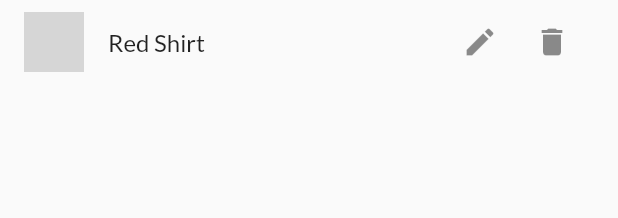
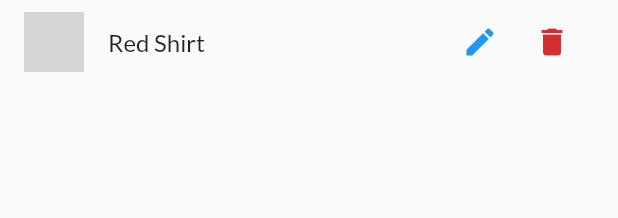
Before and after one commit to mechztcc/flutter-shop, a Flutter app: the ProductItem widget shown alone on an empty page, opened directly with sample values from the repository, on a phone screen of 412 x 824 dp. Shown: the top 218 px of the screen. Run offline on Flutter 3.47's test engine with Material 2 defaults, Android fonts, the phone set to English and light mode, and no system bars; network calls fail; grey boxes are pictures that could not be loaded.

```diff
--- a/lib/components/product_item.dart
+++ b/lib/components/product_item.dart
@@ -18,13 +18,13 @@ class ProductItem extends StatelessWidget {
           child: Row(
             children: [
               IconButton(
-                onPressed: () {},
-                icon: Icon(Icons.edit),
-              ),
+                  onPressed: () {},
+                  icon: Icon(Icons.edit),
+                  color: Theme.of(context).primaryColor),
               IconButton(
-                onPressed: () {},
-                icon: Icon(Icons.delete),
-              ),
+                  onPressed: () {},
+                  icon: Icon(Icons.delete),
+                  color: Theme.of(context).errorColor),
             ],
           ),
         ));
--- a/lib/main.dart
+++ b/lib/main.dart
@@ -6,6 +6,7 @@ import 'package:shop/utils/app_routes.dart';
 import 'package:shop/views/cart_page.dart';
 import 'package:shop/views/order_page.dart';
 import 'package:shop/views/product_detail_page.dart';
+import 'package:shop/views/product_form_page.dart';
 import 'package:shop/views/products_page.dart';
 import 'package:shop/views/products_overview_page.dart';
 
@@ -47,6 +48,7 @@ class MyApp extends StatelessWidget {
           AppRoutes.CART: (ctx) => CartPage(),
           AppRoutes.ORDERS: (ctx) => OrdersPage(),
           AppRoutes.PRODUCTS: (ctx) => ProductsPage(),
+          AppRoutes.PRODUCTS_FORM: (ctx) => ProductFormPage(),
         },
       ),
     );
--- a/lib/utils/app_routes.dart
+++ b/lib/utils/app_routes.dart
@@ -4,4 +4,5 @@ class AppRoutes {
   static const CART = '/cart';
   static const ORDERS = '/orders';
   static const PRODUCTS = '/products';
+  static const PRODUCTS_FORM = '/products-form';
 }
```
Also changed, not shown: lib/views/product_form_page.dart (added, +20 -0 lines), lib/views/products_page.dart (+9 -0 lines).
